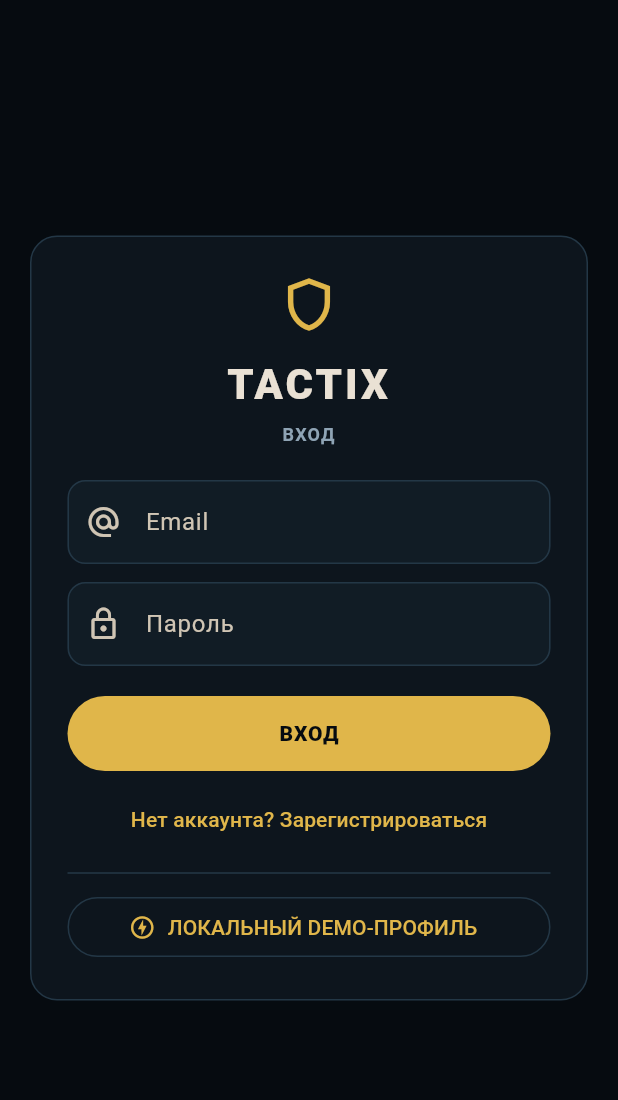
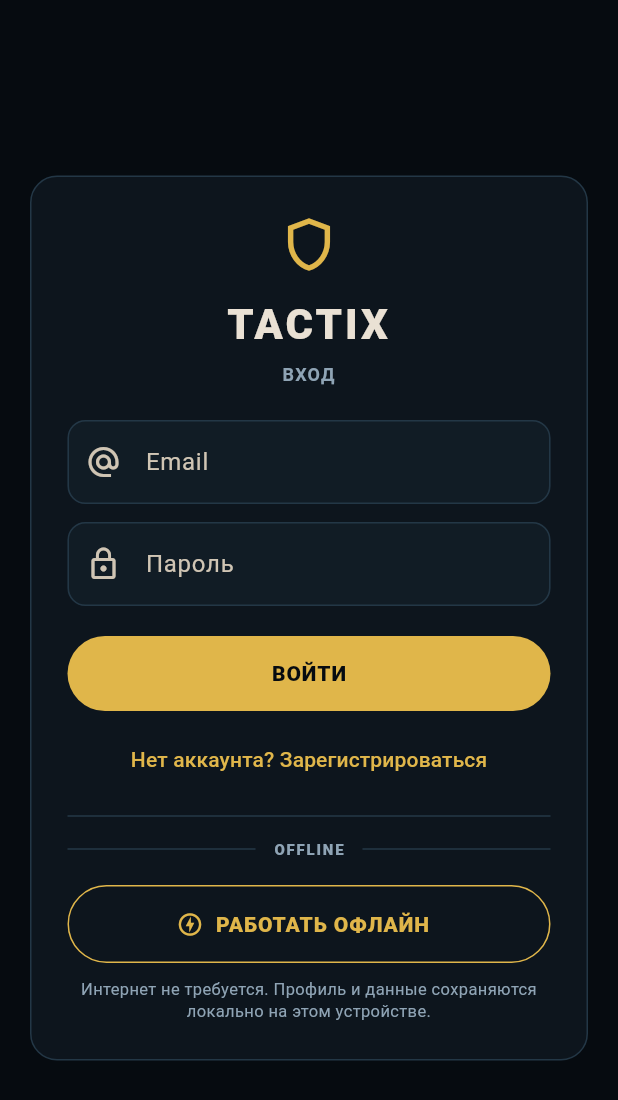
Before and after one commit to rostikeremeev23-lang/tactix-ai-trainer, a Flutter app: the screen it shows after launch, on a phone screen of 412 x 824 dp. Shown: the top 1100 px of the screen. Run offline on Flutter 3.47's test engine with Material 3 defaults, Android fonts, the phone set to English and light mode, and no system bars; our stand-ins replace flutter_secure_storage, shared_preferences; accounts and stored records are empty; Roboto replaces fonts that are missing (Arial).

Commit message:
Make app startup and dashboard offline-first

```diff
--- a/lib/screens/auth/auth_screen.dart
+++ b/lib/screens/auth/auth_screen.dart
@@ -14,13 +14,16 @@ class AuthScreen extends StatefulWidget {
 
 class _AuthScreenState extends State<AuthScreen> {
   final _formKey = GlobalKey<FormState>();
+
   final _email = TextEditingController();
   final _password = TextEditingController();
   final _firstName = TextEditingController();
   final _callsign = TextEditingController();
   final _invite = TextEditingController();
+
   bool _register = false;
   bool _loading = false;
+
   String? _error;
   String? _notice;
 
@@ -31,18 +34,24 @@ class _AuthScreenState extends State<AuthScreen> {
     _firstName.dispose();
     _callsign.dispose();
     _invite.dispose();
+
     super.dispose();
   }
 
   Future<void> _submit() async {
-    if (!_formKey.currentState!.validate()) return;
+    if (!_formKey.currentState!.validate()) {
+      return;
+    }
+
     setState(() {
       _loading = true;
       _error = null;
       _notice = null;
     });
+
     try {
       final session = UserSessionScope.read(context);
+
       if (_register) {
         await session.register(
           email: _email.text,
@@ -51,31 +60,58 @@ class _AuthScreenState extends State<AuthScreen> {
           callsign: _callsign.text,
           inviteCode: _invite.text,
         );
+
         _notice = 'Регистрация завершена.';
       } else {
         await session.login(_email.text, _password.text);
+
         _notice = 'Вход выполнен.';
       }
-      if (!mounted) return;
+
+      if (!mounted) {
+        return;
+      }
+
       ScaffoldMessenger.of(context)
           .showSnackBar(SnackBar(content: Text(_notice!)));
     } on AuthFailure catch (failure) {
-      if (mounted) setState(() => _error = failure.message);
+      if (mounted) {
+        setState(() {
+          _error = failure.message;
+        });
+      }
     } catch (_) {
       if (mounted) {
-        setState(() => _error = 'Не удалось выполнить запрос. Проверьте сеть.');
+        setState(() {
+          _error = 'Не удалось выполнить запрос. Проверьте подключение к сети.';
+        });
       }
     } finally {
-      if (mounted) setState(() => _loading = false);
+      if (mounted) {
+        setState(() {
+          _loading = false;
+        });
+      }
     }
   }
 
-  String? _required(String? value, String label) =>
-      value == null || value.trim().isEmpty ? 'Enter $label' : null;
+  String? _required(String? value, String label) {
+    if (value == null || value.trim().isEmpty) {
+      return 'Введите $label';
+    }
+
+    return null;
+  }
+
+  Future<void> _openOfflineProfile() async {
+    await Navigator.of(context)
+        .push(MaterialPageRoute<void>(builder: (_) => const UserSetupScreen()));
+  }
 
   @override
   Widget build(BuildContext context) {
     final isRegister = _register;
+
     return Scaffold(
       backgroundColor: TactixTheme.bg,
       body: SafeArea(
@@ -101,7 +137,9 @@ class _AuthScreenState extends State<AuthScreen> {
                         color: TactixTheme.gold,
                         size: 42,
                       ),
+
                       const SizedBox(height: 12),
+
                       const Text(
                         'TACTIX',
                         textAlign: TextAlign.center,
@@ -111,7 +149,9 @@ class _AuthScreenState extends State<AuthScreen> {
                           letterSpacing: 2,
                         ),
                       ),
+
                       const SizedBox(height: 5),
+
                       Text(
                         isRegister ? 'РЕГИСТРАЦИЯ ПО ПРИГЛАШЕНИЮ' : 'ВХОД',
                         textAlign: TextAlign.center,
@@ -122,34 +162,45 @@ class _AuthScreenState extends State<AuthScreen> {
                           letterSpacing: .8,
                         ),
                       ),
+
                       const SizedBox(height: 22),
+
                       if (isRegister) ...[
                         _field(
                           _firstName,
                           'Имя',
                           Icons.person_outline,
-                          validator: (value) => _required(value, 'first name'),
+                          validator: (value) => _required(value, 'имя'),
                         ),
+
                         const SizedBox(height: 12),
+
                         _field(
                           _callsign,
                           'Позывной',
                           Icons.badge_outlined,
-                          validator: (value) => _required(value, 'callsign'),
+                          validator: (value) => _required(value, 'позывной'),
                         ),
+
                         const SizedBox(height: 12),
                       ],
+
                       _field(
                         _email,
                         'Email',
                         Icons.alternate_email,
                         keyboardType: TextInputType.emailAddress,
-                        validator: (value) =>
-                            value == null || !value.contains('@')
-                            ? 'Введите корректный Email'
-                            : null,
+                        validator: (value) {
+                          if (value == null || !value.contains('@')) {
+                            return 'Введите корректный Email';
+                          }
+
+                          return null;
+                        },
                       ),
+
                       const SizedBox(height: 12),
+
                       _field(
                         _password,
                         'Пароль',
@@ -160,25 +211,33 @@ class _AuthScreenState extends State<AuthScreen> {
                             : TextInputAction.done,
                         validator: (value) {
                           if (value == null || value.isEmpty) {
-                            return 'Enter password';
+                            return 'Введите пароль';
                           }
+
                           if (isRegister && value.length < 12) {
-                            return 'Use at least 12 characters';
+                            return 'Используйте минимум 12 символов';
                           }
+
                           return null;
                         },
                       ),
+
                       if (isRegister) ...[
                         const SizedBox(height: 12),
+
                         _field(
                           _invite,
                           'Код приглашения',
                           Icons.confirmation_number_outlined,
-                          validator: (value) => _required(value, 'invite code'),
+                          validator: (value) =>
+                              _required(value, 'код приглашения'),
                         ),
+
                         const SizedBox(height: 9),
+
                         const Text(
-                          'Организация и роль определяются кодом приглашения.',
+                          'Организация и роль определяются '
+                          'кодом приглашения.',
                           style: TextStyle(
                             color: TactixTheme.textMuted,
                             fontSize: 12,
@@ -186,15 +245,19 @@ class _AuthScreenState extends State<AuthScreen> {
                           ),
                         ),
                       ],
+
                       if (_error != null) ...[
                         const SizedBox(height: 14),
                         _Message(text: _error!, error: true),
                       ],
+
                       if (_notice != null && _error == null) ...[
                         const SizedBox(height: 14),
                         _Message(text: _notice!, error: false),
                       ],
+
                       const SizedBox(height: 20),
+
                       FilledButton(
                         onPressed: _loading ? null : _submit,
                         style: FilledButton.styleFrom(
@@ -211,41 +274,88 @@ class _AuthScreenState extends State<AuthScreen> {
                                 ),
                               )
                             : Text(
-                                isRegister ? 'СОЗДАТЬ АККАУНТ' : 'ВХОД',
+                                isRegister ? 'СОЗДАТЬ АККАУНТ' : 'ВОЙТИ',
                                 style: const TextStyle(
                                   fontWeight: FontWeight.w900,
                                   letterSpacing: .6,
                                 ),
                               ),
                       ),
+
                       const SizedBox(height: 8),
+
                       TextButton(
                         onPressed: _loading
                             ? null
-                            : () => setState(() {
-                                _register = !_register;
-                                _error = null;
-                                _notice = null;
-                              }),
+                            : () {
+                                setState(() {
+                                  _register = !_register;
+                                  _error = null;
+                                  _notice = null;
+                                });
+                              },
                         child: Text(
                           isRegister
                               ? 'Уже есть аккаунт? Войти'
                               : 'Нет аккаунта? Зарегистрироваться',
                         ),
                       ),
-                      const Divider(color: TactixTheme.line, height: 24),
+
+                      const Divider(color: TactixTheme.line, height: 28),
+
+                      const Row(
+                        children: [
+                          Expanded(child: Divider(color: TactixTheme.line)),
+                          Padding(
+                            padding: EdgeInsets.symmetric(horizontal: 12),
+                            child: Text(
+                              'OFFLINE',
+                              style: TextStyle(
+                                color: TactixTheme.textMuted,
+                                fontSize: 10,
+                                fontWeight: FontWeight.w800,
+                                letterSpacing: 1.2,
+                              ),
+                            ),
+                          ),
+                          Expanded(child: Divider(color: TactixTheme.line)),
+                        ],
+                      ),
+
+                      const SizedBox(height: 16),
+
                       OutlinedButton.icon(
-                        onPressed: _loading
-                            ? null
-                            : () => Navigator.of(context).push(
-                                MaterialPageRoute<void>(
-                                  builder: (_) => const UserSetupScreen(),
-                                ),
-                              ),
-                        icon: const Icon(Icons.offline_bolt_outlined),
+                        onPressed: _loading ? null : _openOfflineProfile,
+                        style: OutlinedButton.styleFrom(
+                          minimumSize: const Size.fromHeight(52),
+                          side: const BorderSide(color: TactixTheme.gold),
+                        ),
+                        icon: const Icon(
+                          Icons.offline_bolt_outlined,
+                          color: TactixTheme.gold,
+                        ),
                         label: const Padding(
-                          padding: EdgeInsets.symmetric(vertical: 10),
-                          child: Text('ЛОКАЛЬНЫЙ DEMO-ПРОФИЛЬ'),
+                          padding: EdgeInsets.symmetric(vertical: 12),
+                          child: Text(
+                            'РАБОТАТЬ ОФЛАЙН',
+                            style: TextStyle(
+                              fontWeight: FontWeight.w900,
+                              letterSpacing: .6,
+                            ),
+                          ),
+                        ),
+                      ),
+
+                      const SizedBox(height: 10),
+
+                      const Text(
+                        'Интернет не требуется. Профиль и '
+                        'данные сохраняются локально на этом устройстве.',
+                        textAlign: TextAlign.center,
+                        style: TextStyle(
+                          color: TactixTheme.textMuted,
+                          fontSize: 11,
+                          height: 1.4,
                         ),
                       ),
                     ],
@@ -290,11 +400,13 @@ class _AuthScreenState extends State<AuthScreen> {
 class _Message extends StatelessWidget {
   final String text;
   final bool error;
+
   const _Message({required this.text, required this.error});
 
   @override
   Widget build(BuildContext context) {
     final color = error ? const Color(0xFFFF7B78) : TactixTheme.cyan;
+
     return Container(
       padding: const EdgeInsets.all(12),
       decoration: BoxDecoration(
```
Also changed, not shown: lib/screens/auth/user_setup_screen.dart (+126 -130 lines), lib/screens/home/home_screen.dart (+42 -9 lines), lib/services/environment_service.dart (+144 -71 lines).
